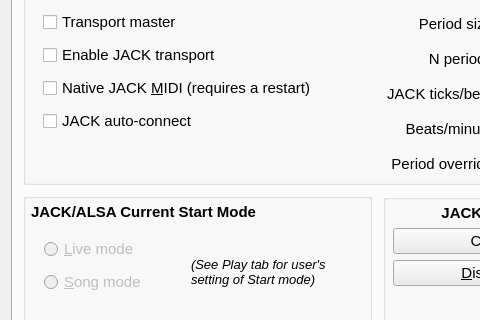
The window that seq_qt5/forms/qseditoptions.ui (ahlstromcj/seq66) describes before a commit, drawn with Qt 5; both pictures show x 0 to 480 and y 139 to 459 of the 750 by 670 pixel window.
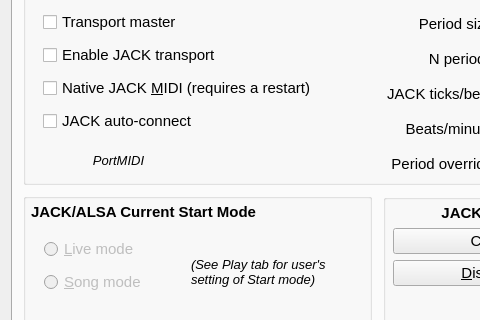
The same window after the commit. The open tabs and pages were chosen to show the change.

Diff of the .ui file:
```diff
--- a/seq_qt5/forms/qseditoptions.ui
+++ b/seq_qt5/forms/qseditoptions.ui
@@ -1957,6 +1957,29 @@
          </item>
         </layout>
        </widget>
+       <widget class="QPushButton" name="alsaJackButton">
+        <property name="geometry">
+         <rect>
+          <x>20</x>
+          <y>200</y>
+          <width>151</width>
+          <height>32</height>
+         </rect>
+        </property>
+        <property name="font">
+         <font>
+          <pointsize>10</pointsize>
+          <italic>true</italic>
+          <bold>false</bold>
+         </font>
+        </property>
+        <property name="text">
+         <string>PortMIDI</string>
+        </property>
+        <property name="flat">
+         <bool>true</bool>
+        </property>
+       </widget>
       </widget>
       <widget class="QWidget" name="layoutWidgetJackTransport">
        <property name="geometry">
```
Left out of the diff: 84 changed lines with no effect on the pictures.
